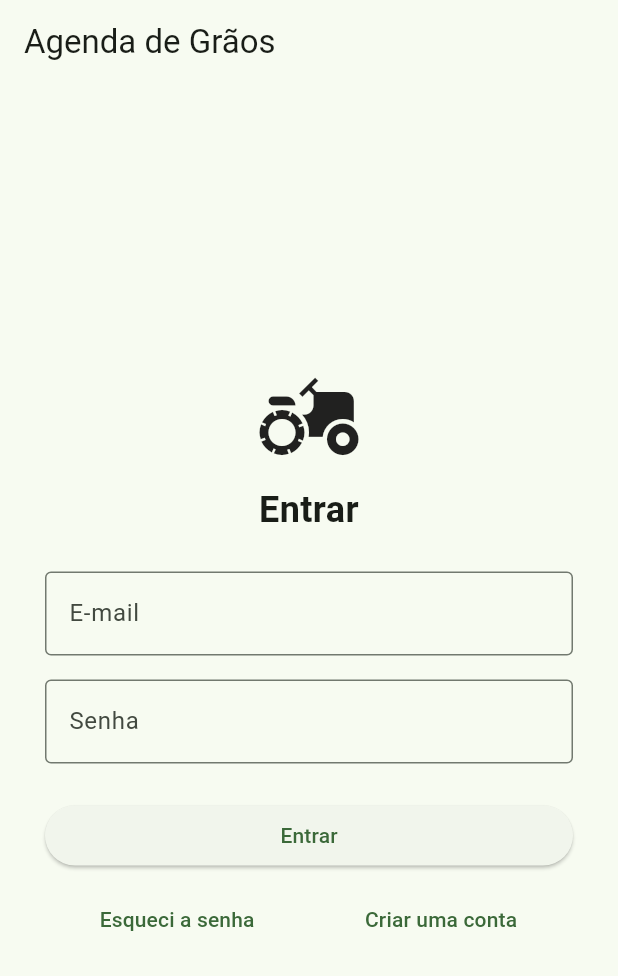
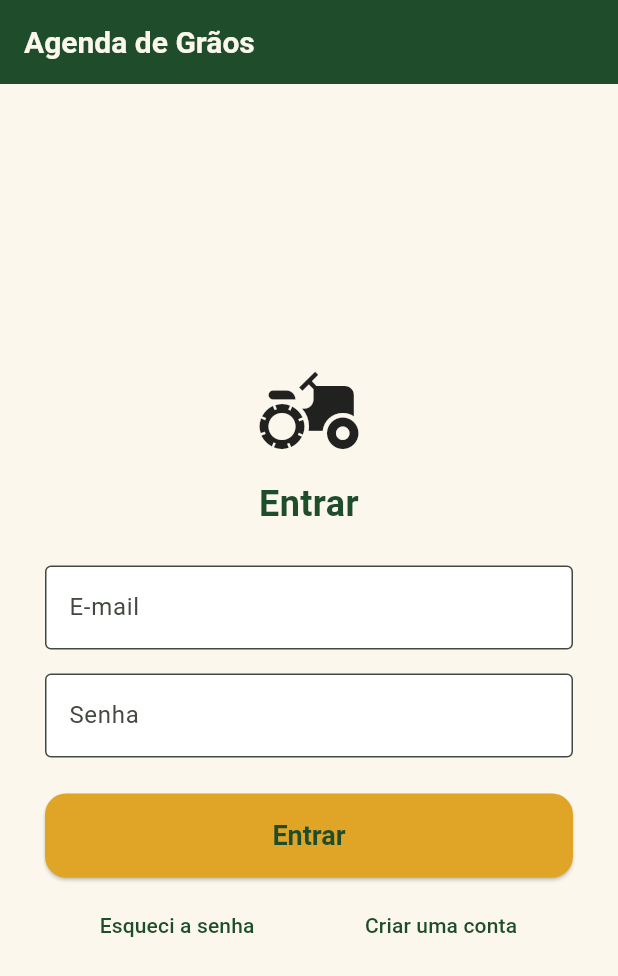
Before and after one commit to robertoeunapio-boop/agendamento-graos, a Flutter app: the screen it shows after launch, on a phone screen of 412 x 824 dp. Shown: the top 976 px of the screen. Run offline on Flutter 3.47's test engine with Material 3 defaults, Android fonts, the phone set to English and light mode, and no system bars; our stand-ins replace shared_preferences; accounts and stored records are empty.

Commit message:
visual: tema agro

```diff
--- a/frontend/lib/main.dart
+++ b/frontend/lib/main.dart
@@ -13,6 +13,7 @@ import 'screens/inicio_screen.dart';
 import 'screens/login_screen.dart';
 import 'services/agendamento_service.dart';
 import 'services/sessao_service.dart';
+import 'theme/app_theme.dart';
 import 'widgets/rota_protegida.dart';
 
 Future<void> main() async {
@@ -40,7 +41,16 @@ class AgendaGraosApp extends StatelessWidget {
     return MaterialApp(
       title: 'Agenda de Grãos',
       debugShowCheckedModeBanner: false,
-      theme: ThemeData(colorSchemeSeed: Colors.green),
+      theme: temaDoApp(),
+      builder: (context, child) => ColoredBox(
+        color: Cores.verdeClaro,
+        child: Center(
+          child: ConstrainedBox(
+            constraints: const BoxConstraints(maxWidth: 520),
+            child: child,
+          ),
+        ),
+      ),
       initialRoute: AppRoutes.inicio,
       routes: {
         AppRoutes.login: (context) => const LoginScreen(),
--- /dev/null
+++ b/frontend/lib/theme/app_theme.dart
@@ -0,0 +1,73 @@
+import 'package:flutter/material.dart';
+
+class Cores {
+  static const verdeProfundo = Color(0xFF1F4D2B);
+  static const verdeFolha = Color(0xFF3E8E41);
+  static const verdeClaro = Color(0xFFE6F0E3);
+  static const dourado = Color(0xFFE0A526);
+  static const douradoEscuro = Color(0xFF8A6410);
+  static const creme = Color(0xFFFBF7EC);
+  static const terra = Color(0xFF6B4A2B);
+  static const perigo = Color(0xFFB3261E);
+}
+
+ThemeData temaDoApp() {
+  final esquema = ColorScheme.fromSeed(seedColor: Cores.verdeFolha).copyWith(
+    primary: Cores.verdeProfundo,
+    onPrimary: Cores.creme,
+    secondary: Cores.dourado,
+    onSecondary: Cores.verdeProfundo,
+    surface: Cores.creme,
+    onSurface: Cores.verdeProfundo,
+  );
+
+  final formaDosBotoes = RoundedRectangleBorder(
+    borderRadius: BorderRadius.circular(14),
+  );
+
+  return ThemeData(
+    useMaterial3: true,
+    colorScheme: esquema,
+    scaffoldBackgroundColor: Cores.creme,
+    appBarTheme: const AppBarTheme(
+      backgroundColor: Cores.verdeProfundo,
+      foregroundColor: Cores.creme,
+      titleTextStyle: TextStyle(
+        fontSize: 20,
+        fontWeight: FontWeight.bold,
+        color: Cores.creme,
+      ),
+    ),
+    floatingActionButtonTheme: const FloatingActionButtonThemeData(
+      backgroundColor: Cores.dourado,
+      foregroundColor: Cores.verdeProfundo,
+    ),
+    elevatedButtonTheme: ElevatedButtonThemeData(
+      style: ElevatedButton.styleFrom(
+        backgroundColor: Cores.dourado,
+        foregroundColor: Cores.verdeProfundo,
+        minimumSize: const Size(64, 56),
+        textStyle: const TextStyle(fontSize: 18, fontWeight: FontWeight.w700),
+        shape: formaDosBotoes,
+      ),
+    ),
+    outlinedButtonTheme: OutlinedButtonThemeData(
+      style: OutlinedButton.styleFrom(
+        foregroundColor: Cores.verdeProfundo,
+        minimumSize: const Size(64, 56),
+        side: const BorderSide(color: Cores.verdeProfundo, width: 1.5),
+        textStyle: const TextStyle(fontSize: 18, fontWeight: FontWeight.w700),
+        shape: formaDosBotoes,
+      ),
+    ),
+    inputDecorationTheme: InputDecorationTheme(
+      filled: true,
+      fillColor: Colors.white,
+      border: OutlineInputBorder(borderRadius: BorderRadius.circular(12)),
+      focusedBorder: OutlineInputBorder(
+        borderRadius: BorderRadius.circular(12),
+        borderSide: const BorderSide(color: Cores.verdeFolha, width: 2),
+      ),
+    ),
+  );
+}
```
Also changed, not shown: frontend/lib/screens/agendamento_screen.dart (+65 -18 lines), frontend/lib/screens/agendamentos_screen.dart (+67 -12 lines), frontend/lib/screens/inicio_screen.dart (+18 -4 lines), frontend/lib/theme/status_visual.dart (added, +22 -0 lines).
